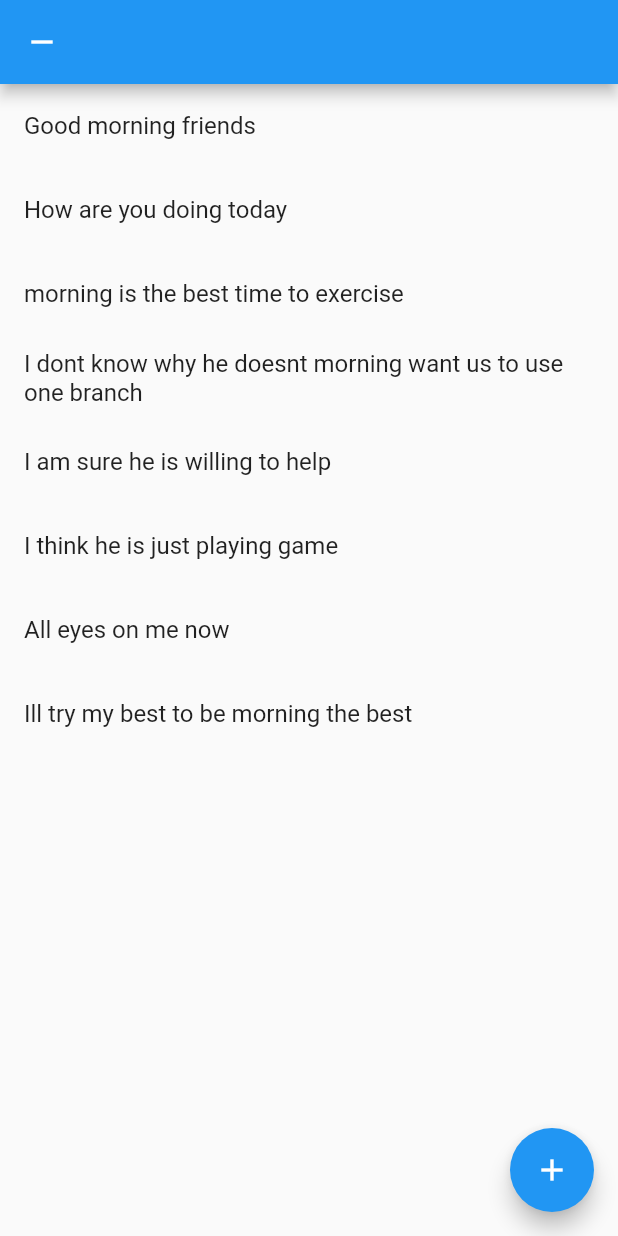
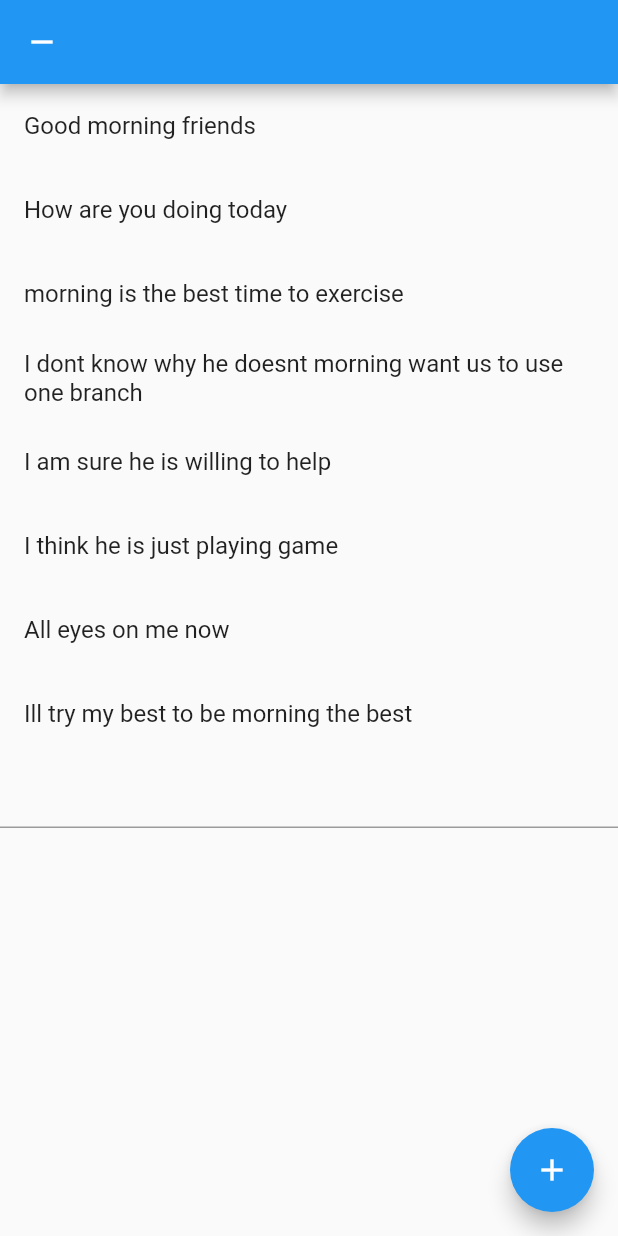
Before and after one commit to AlexMainaMunyua/Flutter-Roughwork, a Flutter app: the screen it shows after launch, on a phone screen of 412 x 824 dp. Run offline on Flutter 3.47's test engine with Material 2 defaults, Android fonts, the phone set to English and light mode, and no system bars; drawn by our look-alikes of scroll_to_index; our stand-ins replace permission_handler; missing offline and left inert: creamy_field, google_pay, pay.

Commit message:
feat: avoid duplicate highlight text

```diff
--- a/lib/main.dart
+++ b/lib/main.dart
@@ -1,7 +1,4 @@
 import 'package:flutter/material.dart';
-import 'package:flutter/services.dart';
-import 'package:flutter_testing_application/src/highlight.dart';
-import 'package:flutter_testing_application/src/search_and_highlight.dart';
 import 'package:scroll_to_index/scroll_to_index.dart';
 
 void main() => runApp(MyApp());
@@ -34,3 +31,135 @@ class MyApp extends StatelessWidget {
     );
   }
 }
+
+
+
+class HighLight extends StatefulWidget {
+  const HighLight({Key key}) : super(key: key);
+
+  @override
+  _HighLightState createState() => _HighLightState();
+}
+
+class _HighLightState extends State<HighLight> {
+   AutoScrollController autoController;
+
+  List<String> list = [
+    'Good morning friends',
+    'How are you doing today',
+    'morning is the best time to exercise',
+    'I dont know why he doesnt morning want us to use one branch',
+    'I am sure he is willing to help',
+    'I think he is just playing game',
+    'All eyes on me now',
+    'Ill try my best to be morning the best'
+  ];
+
+  String match = '';
+
+  List<int> itemList = [];
+
+  int counter = -1;
+
+  TextEditingController controller = TextEditingController();
+
+  @override
+  void initState() {
+    super.initState();
+    autoController = AutoScrollController();
+
+    autoController = AutoScrollController(
+      viewportBoundaryGetter: () =>
+          Rect.fromLTRB(0, 0, 0, MediaQuery.of(context).padding.bottom),
+    );
+
+    controller.addListener(() async {
+      match = controller.text.trim();
+      if (match.isEmpty) {
+        return;
+      }
+      itemList.clear(); // clear before new selection
+      for (int i = 0; i < list.length; i++) {
+        if (list[i].contains(match)) {
+          itemList.add(i);
+        }
+      }
+      setState(() {});
+
+      print(itemList);
+
+      /// scroll to 1st match item
+      await autoController.scrollToIndex(itemList.first,
+          preferPosition: AutoScrollPosition.middle);
+
+      // for (final i in itemList) {
+      autoController.highlight(itemList.first);
+      // }
+    });
+  }
+
+  @override
+  Widget build(BuildContext context) {
+    return Scaffold(
+      appBar: AppBar(
+        leading: IconButton(
+          icon: Icon(Icons.remove),
+          onPressed: () => _prevCounter(),
+        ),
+      ),
+      floatingActionButton: FloatingActionButton(
+        onPressed: _nextCounter,
+        child: Icon(Icons.add),
+      ),
+      body: ListView.builder(
+          controller: autoController,
+          itemCount: list.length + 1,
+          itemBuilder: (context, index) {
+            return index == list.length
+                ? TextField(
+                    controller: controller,
+                  )
+                : AutoScrollTag(
+                    key: ValueKey(index),
+                    controller: autoController,
+                    index: index,
+                    highlightColor: Colors.black.withOpacity(0.1),
+                    child: ListTile(
+                      title: Text('${list[index]}'),
+                    ));
+          }),
+    );
+  }
+
+  _nextCounter() {
+    if (itemList.isNotEmpty) {
+      setState(() {
+        counter++;
+      });
+      return _scrollToCounter();
+    }
+  }
+
+  _prevCounter() {
+    if (itemList.isNotEmpty) {
+      setState(() {
+        counter--;
+      });
+      return _scrollToCounter();
+    }
+  }
+
+  Future _scrollToCounter() async {
+    print(itemList);
+    print(counter);
+
+    var index = itemList.elementAt(counter);
+
+    print("index $index");
+
+    await autoController.scrollToIndex(index,
+        preferPosition: AutoScrollPosition.middle);
+
+    autoController.highlight(index);
+  }
+}
--- a/lib/src/highlight.dart
+++ b/lib/src/highlight.dart
@@ -14,7 +14,7 @@ class _HighLightState extends State<HighLight> {
 
   List<String> list = ['Good morning friends', 'How are you doing today', 'morning is the best time to exercise', 'I dont know why he doesnt morning want us to use one branch', 'I am sure he is willing to help', 'I think he is just playing game', 'All eyes on me now', 'Ill try my best to be morning the best'];
 
-  String match = '';
+  String match = 'morning';
 
   List<int> itemList = [];
 
@@ -69,9 +69,6 @@ class _HighLightState extends State<HighLight> {
     );
   }
 
-
-
-
   _nextCounter(){
     if(itemList.isNotEmpty ){
       setState(() {
```
